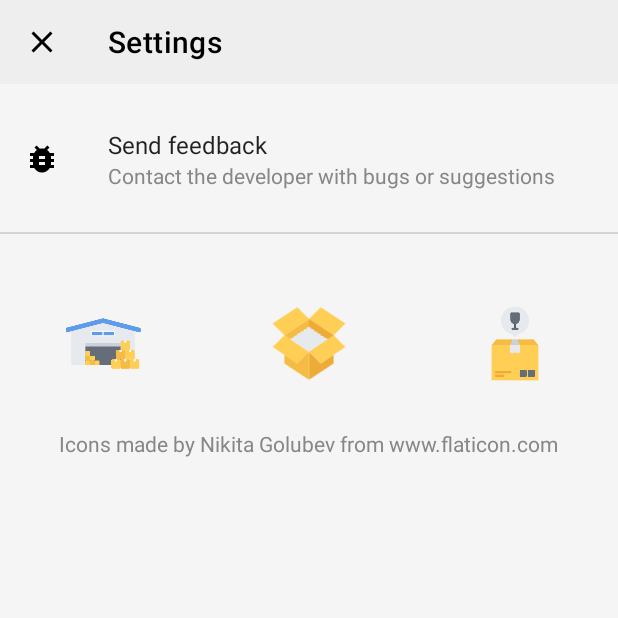
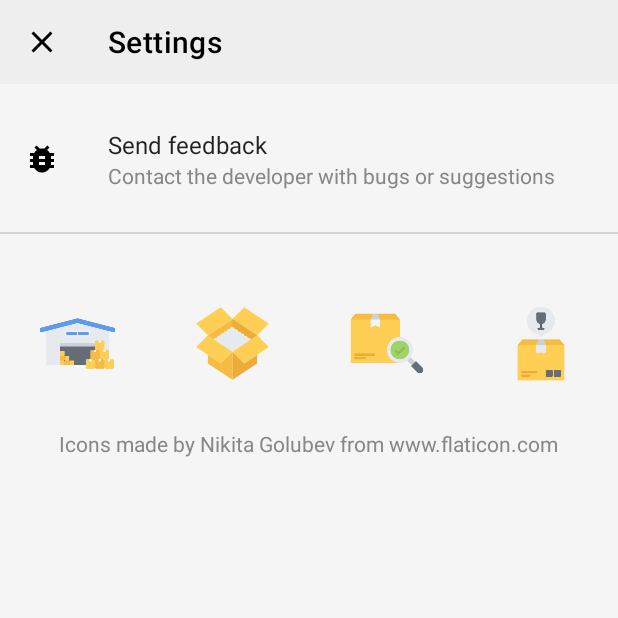
Before and after one commit to ashwinravrao/Packup, an Android app: the SettingsActivity screen opened directly, with no data from a screen before it, on a phone screen of 412 x 824 dp, the top half of it. Run offline under Robolectric (Android 15) with nearby library versions, the phone set to English and light mode, and no system bars; our stand-ins replace data binding.

Commit message:
Add new icon to attribution in Settings, set content descriptions
Signed-off-by: Ashwin Rao <ashwinravrao@gmail.com>

```diff
--- a/app/src/main/res/layout/activity_settings.xml
+++ b/app/src/main/res/layout/activity_settings.xml
@@ -1,16 +1,7 @@
 <?xml version="1.0" encoding="utf-8"?>
-<layout xmlns:tools="http://schemas.android.com/tools"
+<layout
     xmlns:android="http://schemas.android.com/apk/res/android"
     xmlns:app="http://schemas.android.com/apk/res-auto">
-
-    <data>
-        <variable
-            name="developerName"
-            type="String" />
-        <variable
-            name="developerEmail"
-            type="String" />
-    </data>
 
     <androidx.constraintlayout.widget.ConstraintLayout
         android:layout_width="match_parent"
@@ -49,7 +40,8 @@
                 android:layout_marginStart="16dp"
                 app:layout_constraintStart_toStartOf="parent"
                 app:layout_constraintTop_toTopOf="parent"
-                app:layout_constraintBottom_toBottomOf="parent"/>
+                app:layout_constraintBottom_toBottomOf="parent"
+                android:contentDescription="@string/content_description_bug_icon" />
 
             <LinearLayout
                 android:layout_width="wrap_content"
@@ -112,19 +104,29 @@
                     android:layout_width="0dp"
                     android:layout_height="50dp"
                     android:layout_weight="1"
-                    android:src="@drawable/ic_warehouse"/>
+                    android:src="@drawable/ic_warehouse"
+                    android:contentDescription="@string/content_description_settings_warehouse_icon" />
 
                 <ImageView
                     android:layout_width="0dp"
                     android:layout_height="50dp"
                     android:layout_weight="1"
-                    android:src="@drawable/ic_open_box"/>
+                    android:src="@drawable/ic_open_box"
+                    android:contentDescription="@string/content_description_settings_open_box_icon" />
 
                 <ImageView
                     android:layout_width="0dp"
                     android:layout_height="50dp"
                     android:layout_weight="1"
-                    android:src="@drawable/ic_contents"/>
+                    android:src="@drawable/ic_find"
+                    android:contentDescription="@string/content_description_settings_find_icon"/>
+
+                <ImageView
+                    android:layout_width="0dp"
+                    android:layout_height="50dp"
+                    android:layout_weight="1"
+                    android:src="@drawable/ic_contents"
+                    android:contentDescription="@string/content_description_settings_fragile_icon" />
 
             </LinearLayout>
 
--- a/app/src/main/res/values/strings.xml
+++ b/app/src/main/res/values/strings.xml
@@ -85,6 +85,11 @@
     <string name="icons_attribution_url">https://www.flaticon.com/authors/nikita-golubev</string>
     <string name="camera_instructions">Press back to continue editing your box</string>
     <string name="empty_search_text">Couldn\'t find any boxes to match that search</string>
+    <string name="content_description_settings_find_icon">inspection free icon</string>
+    <string name="content_description_settings_warehouse_icon">Warehouse free icon</string>
+    <string name="content_description_settings_open_box_icon">Open box free icon</string>
+    <string name="content_description_settings_fragile_icon">Fragile free icon</string>
+    <string name="content_description_bug_icon">Bug icon</string>
 
 
 </resources>
```
